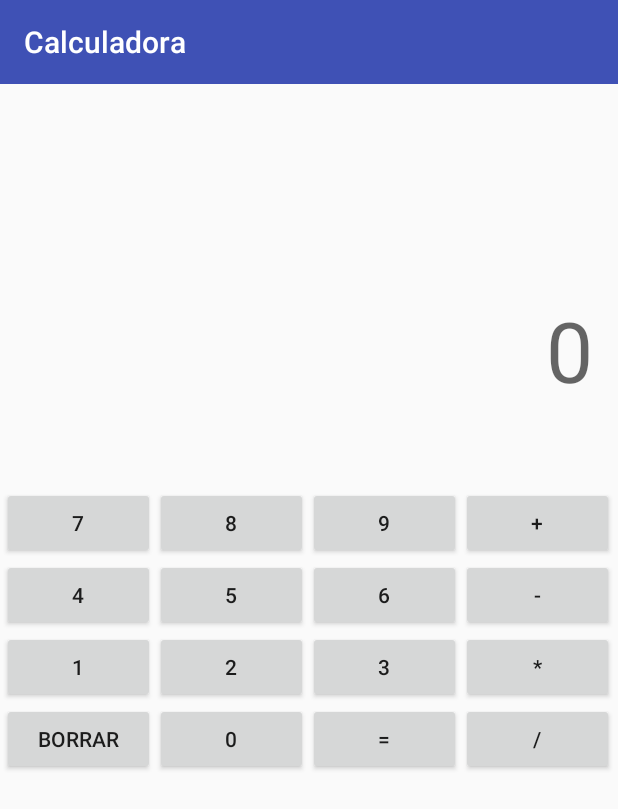
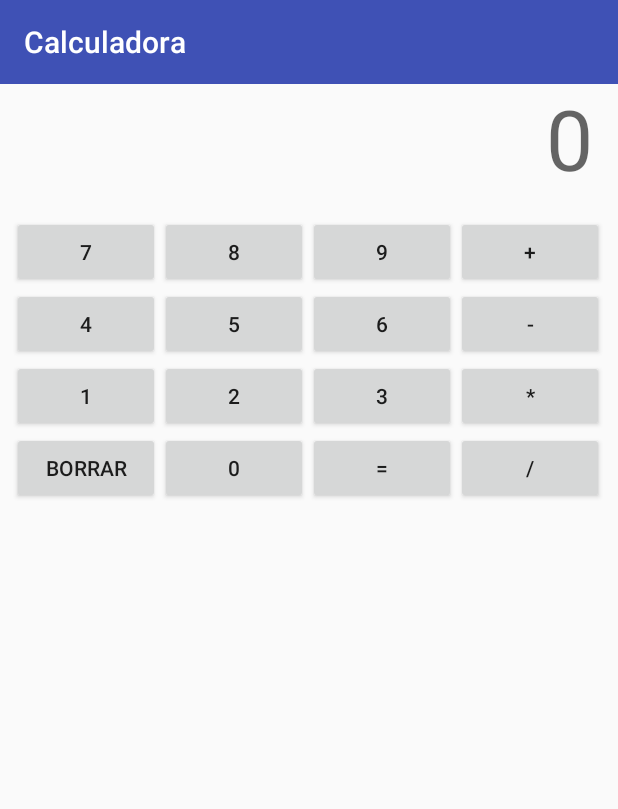
Before and after one commit to angelsimon/PAII-TP1, an Android app: the screen it shows after launch (Calculadora), after a tap on "EJERCICIO 2", on a phone screen of 412 x 824 dp. Shown: the top 809 px of the screen. Run offline under Robolectric (Android 15) with nearby library versions, the phone set to English and light mode, and no system bars.

Commit message:
Cambios menores de diseño y limpieza de código

```diff
--- a/app/src/main/java/com/example/tp1/CalcLogica.java
+++ b/app/src/main/java/com/example/tp1/CalcLogica.java
@@ -9,30 +9,20 @@ public class CalcLogica{
         Operando1,
         Operacion,
         Operando2,
-        MostrandoResultado,
         Error
     }
 
-    private String operacion,n1, n2, resultado;
+    private String operacion,n1, n2;
     private Estado estado;
 
     public CalcLogica(){
         reset();
     }
 
-    public void setEstado(Estado estado){
-        this.estado = estado;
-    }
-
-    public Estado getEstado(){
-        return this.estado;
-    }
-
     public void reset(){
         n1 = "0";
         n2 = "";
         operacion = "";
-        resultado = "";
         this.estado = Estado.Inicio;
     }
 
--- a/app/src/main/res/layout/activity_calculadora.xml
+++ b/app/src/main/res/layout/activity_calculadora.xml
@@ -26,18 +26,24 @@
 
         <TableLayout
             android:id="@+id/tableLayout2"
-            android:layout_width="409dp"
-            android:layout_height="499dp"
+            android:layout_width="fill_parent"
+            android:layout_height="fill_parent"
+            android:layout_marginStart="8dp"
+            android:layout_marginLeft="8dp"
+            android:layout_marginTop="144dp"
+            android:layout_marginEnd="8dp"
+            android:layout_marginRight="8dp"
+            android:layout_marginBottom="32dp"
+            android:orientation="vertical"
             android:stretchColumns="*"
             app:layout_constraintBottom_toBottomOf="parent"
             app:layout_constraintEnd_toEndOf="parent"
             app:layout_constraintStart_toStartOf="parent"
-            app:layout_constraintTop_toTopOf="parent"
-            app:layout_constraintVertical_bias="1.0">
+            app:layout_constraintTop_toTopOf="parent">
 
             <TableRow
-                android:layout_width="match_parent"
-                android:layout_height="match_parent">
+                android:layout_width="wrap_content"
+                android:layout_height="wrap_content">
 
                 <Button
                     android:id="@+id/button07"
@@ -65,8 +71,8 @@
             </TableRow>
 
             <TableRow
-                android:layout_width="match_parent"
-                android:layout_height="match_parent">
+                android:layout_width="wrap_content"
+                android:layout_height="wrap_content">
 
                 <Button
                     android:id="@+id/button04"
@@ -94,8 +100,8 @@
             </TableRow>
 
             <TableRow
-                android:layout_width="match_parent"
-                android:layout_height="match_parent">
+                android:layout_width="wrap_content"
+                android:layout_height="wrap_content">
 
                 <Button
                     android:id="@+id/button01"
@@ -123,8 +129,8 @@
             </TableRow>
 
             <TableRow
-                android:layout_width="match_parent"
-                android:layout_height="match_parent">
+                android:layout_width="wrap_content"
+                android:layout_height="wrap_content">
 
                 <Button
                     android:id="@+id/button_C"
```
